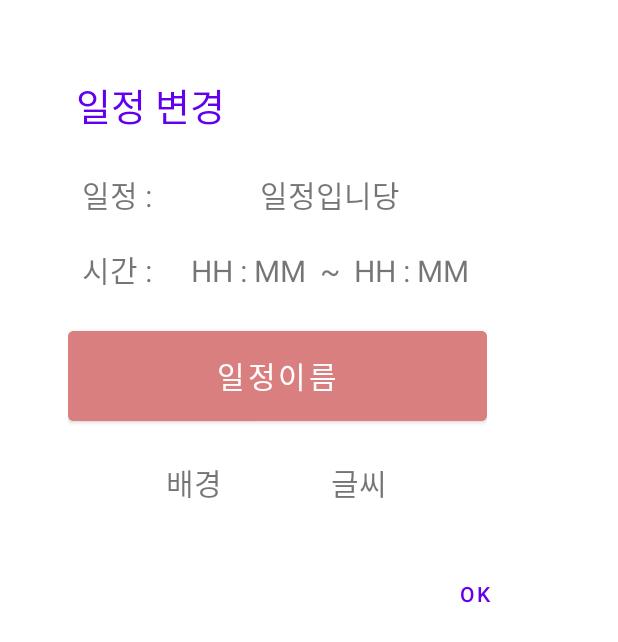
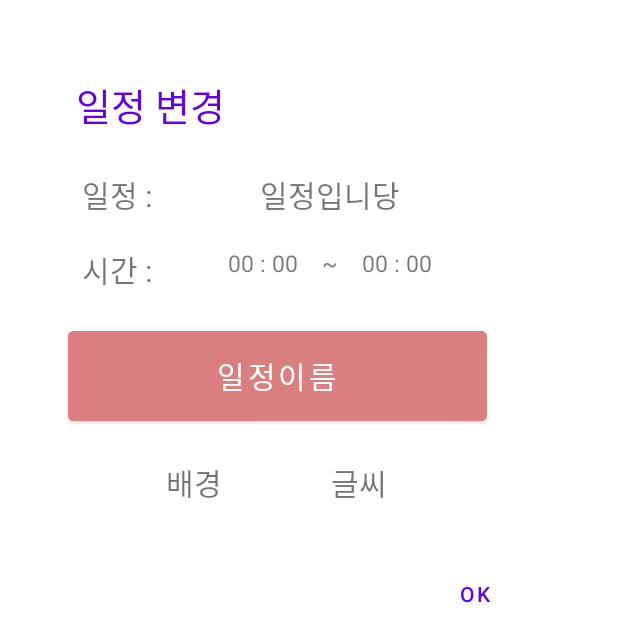
Before and after one commit to jinwook8910/mobile_app, an Android app: the layout decorate_dialog.xml on its own in the app's theme, with its tools: preview values and no code run, on a phone screen of 412 x 824 dp. Shown: the top 642 px of the screen. Run offline under Robolectric (Android 15) with nearby library versions, the phone set to English and light mode, and no system bars.

Commit message:
클래스 정리, decorate 수정 기능 1

```diff
--- a/HaruJogak/app/src/main/java/com/example/harujogak/TableItemByDate.java
+++ b/HaruJogak/app/src/main/java/com/example/harujogak/TableItem.java
@@ -3,7 +3,7 @@ package com.example.harujogak;
 import com.github.mikephil.charting.charts.PieChart;
 import com.github.mikephil.charting.data.PieData;
 
-public class TableItemByDate {
+class TableItemByDate {
     String date;
     private PieData pieData;
 
--- a/HaruJogak/app/src/main/java/com/example/harujogak/TableItemView.java
+++ b/HaruJogak/app/src/main/java/com/example/harujogak/TableItemView.java
@@ -60,7 +60,6 @@ public class TableItemView extends LinearLayout {
 
         return pieChartView;
     }
-
 }
 
 //    TextView textView;
--- a/HaruJogak/app/src/main/res/layout/decorate_dialog.xml
+++ b/HaruJogak/app/src/main/res/layout/decorate_dialog.xml
@@ -57,13 +57,33 @@
                 android:text="시간 : "
                 android:textSize="20dp" />
 
-            <TextView
-                android:id="@+id/task_time_show"
+            <LinearLayout
                 android:layout_width="match_parent"
                 android:layout_height="wrap_content"
-                android:gravity="center"
-                android:text="HH : MM  ~  HH : MM"
-                android:textSize="20dp" />
+                android:gravity="center">
+                <TextView
+                    android:id="@+id/start_time"
+                    android:layout_width="wrap_content"
+                    android:layout_height="wrap_content"
+                    android:onClick="onClickSet"
+                    android:text="00 : 00"
+                    android:textSize="15dp" />
+
+                <TextView
+                    android:layout_width="wrap_content"
+                    android:layout_height="wrap_content"
+                    android:text="    ~    "
+                    android:textSize="15dp" />
+
+                <TextView
+                    android:id="@+id/end_time"
+                    android:layout_width="wrap_content"
+                    android:layout_height="wrap_content"
+                    android:onClick="onClickSet"
+                    android:text="00 : 00"
+                    android:textSize="15dp" />
+            </LinearLayout>
+
         </LinearLayout>
 
         <LinearLayout
```
Also changed, not shown: HaruJogak/app/src/main/java/com/example/harujogak/TimeTable.java (renamed from HaruJogak/app/src/main/java/com/example/harujogak/MyTimeTable.java, +48 -8 lines), HaruJogak/app/src/main/java/com/example/harujogak/TimeTableActivity.java (deleted, +0 -55 lines), HaruJogak/app/src/main/java/com/example/harujogak/TimeTableEditActivity.java (+23 -16 lines).
